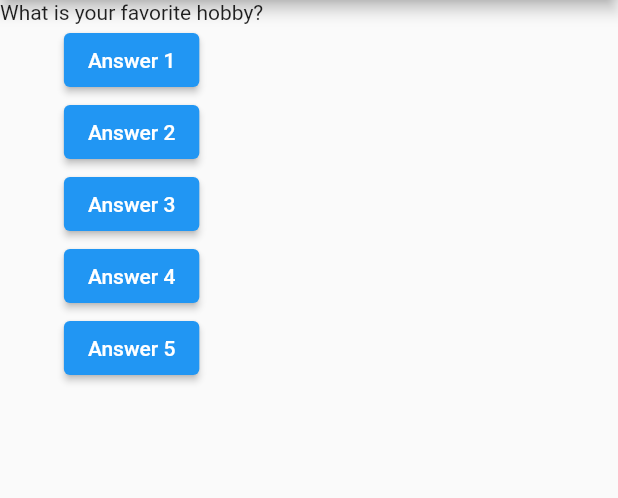
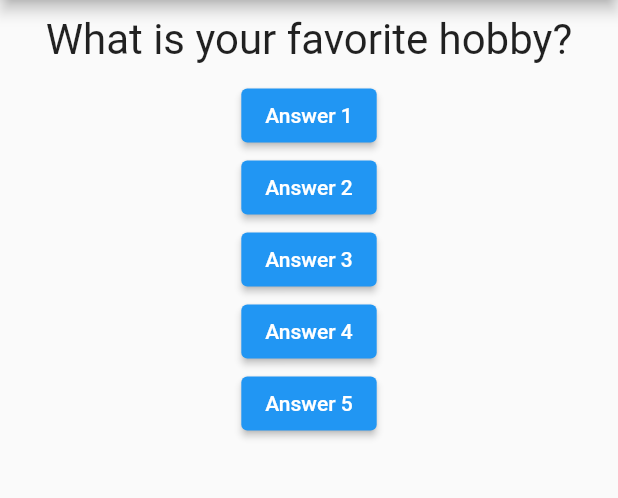
Before and after one commit to j-dolenc/Flutter, a Flutter app: the screen it shows after launch, on a phone screen of 412 x 824 dp, the part 84-582 px from its top. Run offline on Flutter 3.47's test engine with Material 2 defaults, Android fonts, the phone set to English and light mode, and no system bars.

Commit message:
First styling and layouting steps

```diff
--- a/flutter_complete_guide/lib/question.dart
+++ b/flutter_complete_guide/lib/question.dart
@@ -8,6 +8,17 @@ class Question extends StatelessWidget {
 
   @override
   Widget build(BuildContext context) {
-    return Text(questionText);
+    return Container(
+      child: Text(
+        questionText,
+        style: TextStyle(
+          fontSize: 28,
+        ),
+        textAlign:
+            TextAlign.center, //it will be centered inside its container...
+      ),
+      width: double.infinity, //takes as much width as it can get
+      margin: EdgeInsets.all(10),
+    );
   }
 }
```
